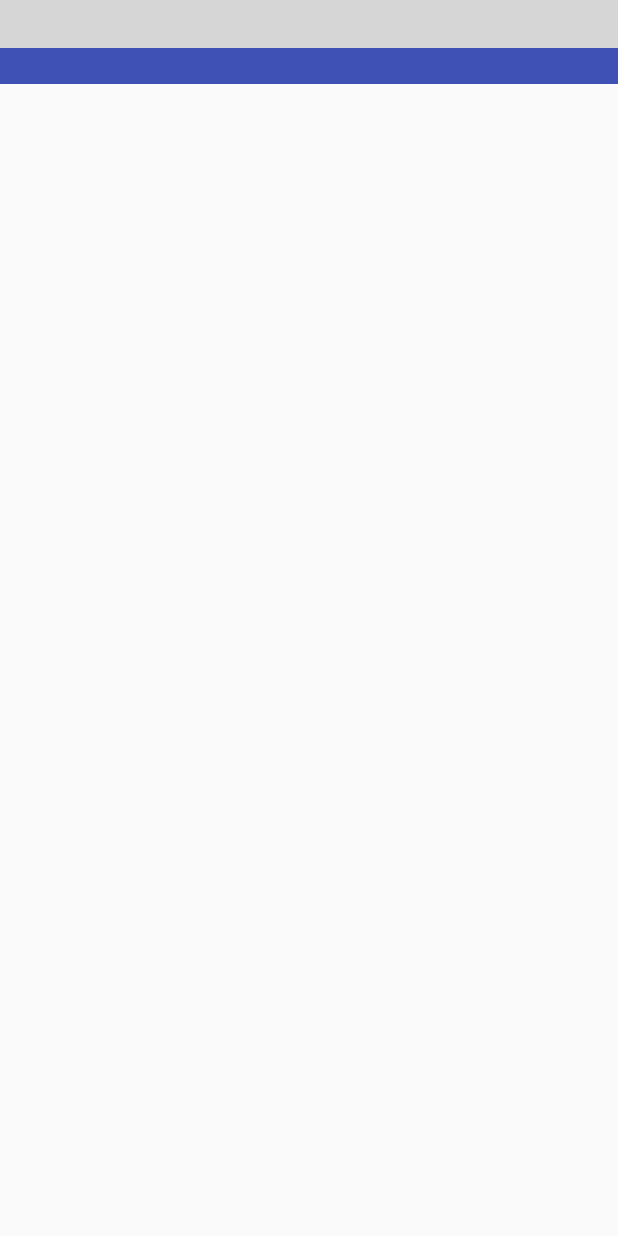
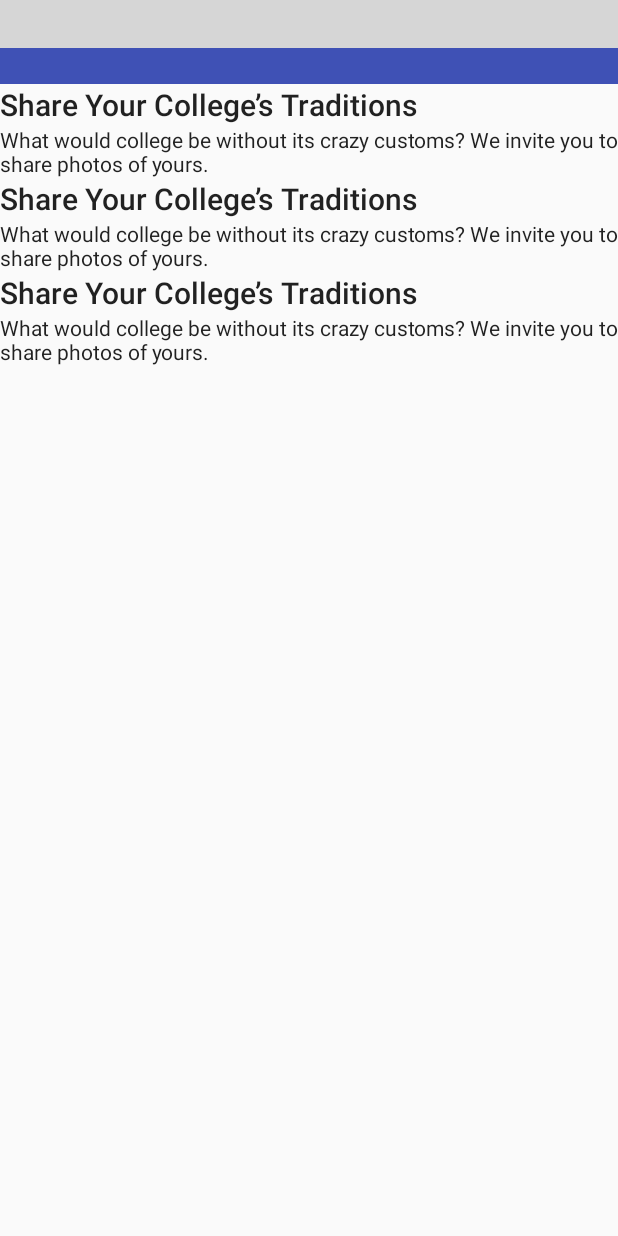
Before and after one commit to robl2e/ThisTimes, an Android app: the layout activity_article_list.xml on its own in the app's theme, with its tools: preview values and no code run, on a phone screen of 412 x 824 dp. Run offline under Robolectric (Android 15) with nearby library versions, the phone set to English and light mode, and no system bars; plain views replace MaterialSearchView; grey boxes are pictures that could not be loaded.

Commit message:
Render Article object to UI, include Glide library.

```diff
--- a/app/build.gradle
+++ b/app/build.gradle
@@ -48,7 +48,7 @@ dependencies {
     compile 'com.android.support.constraint:constraint-layout:1.0.2'
 
     compile 'com.squareup.okhttp3:okhttp:3.6.0'
-    compile 'com.squareup.picasso:picasso:2.5.2'
+    compile 'com.github.bumptech.glide:glide:3.8.0'
     compile 'com.google.code.gson:gson:2.8.0'
     compile 'org.apache.commons:commons-lang3:3.1'
     compile 'com.miguelcatalan:materialsearchview:1.4.0'
--- a/app/src/main/java/com/robl2e/thistimes/data/model/article/Multimedium.java
+++ b/app/src/main/java/com/robl2e/thistimes/data/model/article/Multimedia.java
@@ -5,7 +5,7 @@ import com.google.gson.annotations.Expose;
 import com.google.gson.annotations.SerializedName;
 import org.apache.commons.lang3.builder.ToStringBuilder;
 
-public class Multimedium {
+public class Multimedia {
 
     @SerializedName("url")
     @Expose
@@ -36,7 +36,7 @@ public class Multimedium {
      * No args constructor for use in serialization
      *
      */
-    public Multimedium() {
+    public Multimedia() {
     }
 
     /**
@@ -50,7 +50,7 @@ public class Multimedium {
      * @param type
      * @param url
      */
-    public Multimedium(String url, String format, Integer height, Integer width, String type, String subtype, String caption, String copyright) {
+    public Multimedia(String url, String format, Integer height, Integer width, String type, String subtype, String caption, String copyright) {
         super();
         this.url = url;
         this.format = format;
--- a/app/src/main/res/layout/activity_article_list.xml
+++ b/app/src/main/res/layout/activity_article_list.xml
@@ -27,9 +27,8 @@
 
     <android.support.v7.widget.RecyclerView
         android:id="@+id/list_articles"
-        tools:visibility="visible"
-        android:layout_width="0dp"
-        android:layout_height="0dp"
+        android:layout_width="match_parent"
+        android:layout_height="match_parent"
         tools:listitem="@layout/item_article"
         app:layout_constraintLeft_toLeftOf="parent"
         app:layout_constraintTop_toTopOf="parent"
--- a/app/src/main/res/layout/item_article.xml
+++ b/app/src/main/res/layout/item_article.xml
@@ -1,6 +1,26 @@
 <?xml version="1.0" encoding="utf-8"?>
 <LinearLayout xmlns:android="http://schemas.android.com/apk/res/android"
-    android:orientation="vertical" android:layout_width="match_parent"
-    android:layout_height="match_parent">
+    xmlns:tools="http://schemas.android.com/tools"
+    android:orientation="vertical"
+    android:layout_width="wrap_content"
+    android:layout_height="wrap_content">
 
+    <ImageView
+        android:id="@+id/image_article_thumbnail"
+        android:layout_width="wrap_content"
+        android:layout_height="wrap_content" />
+
+    <TextView
+        android:id="@+id/text_article_headline"
+        style="@style/TextAppearance.AppCompat.Title"
+        tools:text="Share Your College’s Traditions"
+        android:layout_width="wrap_content"
+        android:layout_height="wrap_content" />
+
+    <TextView
+        android:id="@+id/text_article_summary"
+        style="@style/TextAppearance.AppCompat.Body1"
+        tools:text="What would college be without its crazy customs? We invite you to share photos of yours."
+        android:layout_width="wrap_content"
+        android:layout_height="wrap_content" />
 </LinearLayout>
```
Also changed, not shown: app/src/main/java/com/robl2e/thistimes/data/model/article/Article.java (+4 -4 lines), app/src/main/java/com/robl2e/thistimes/ui/articlelist/ArticleItemViewModel.java (+55 -0 lines), app/src/main/java/com/robl2e/thistimes/ui/articlelist/ArticleListActivity.java (+22 -3 lines), app/src/main/java/com/robl2e/thistimes/ui/articlelist/ArticleListAdapter.java (+39 -2 lines).
